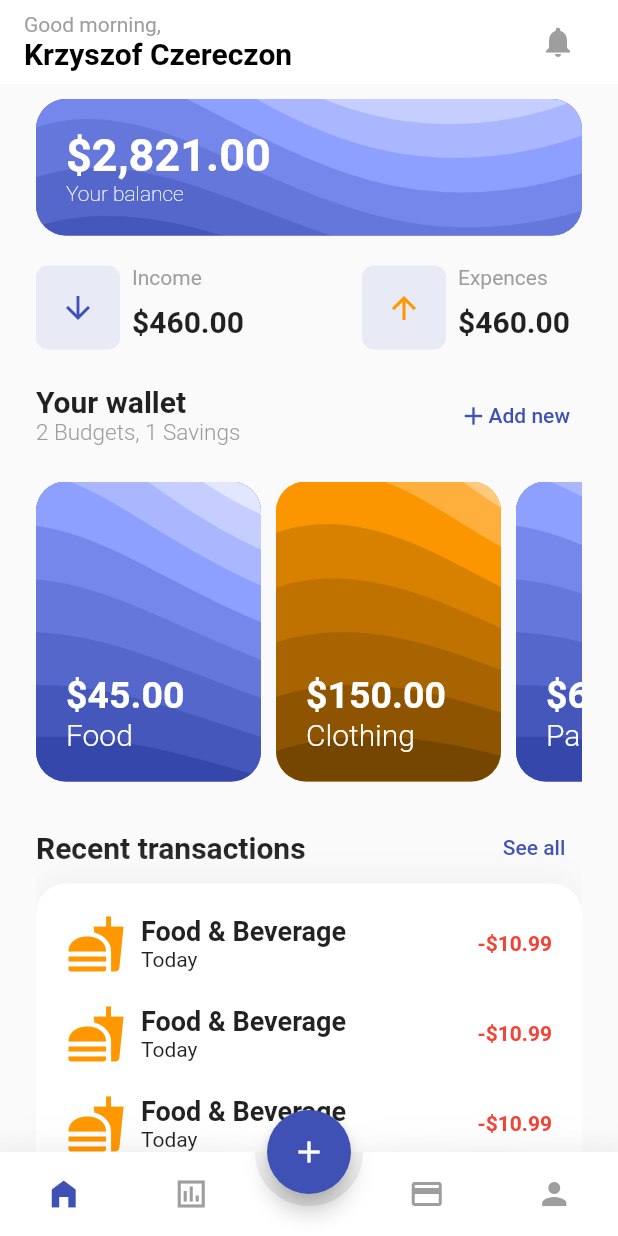
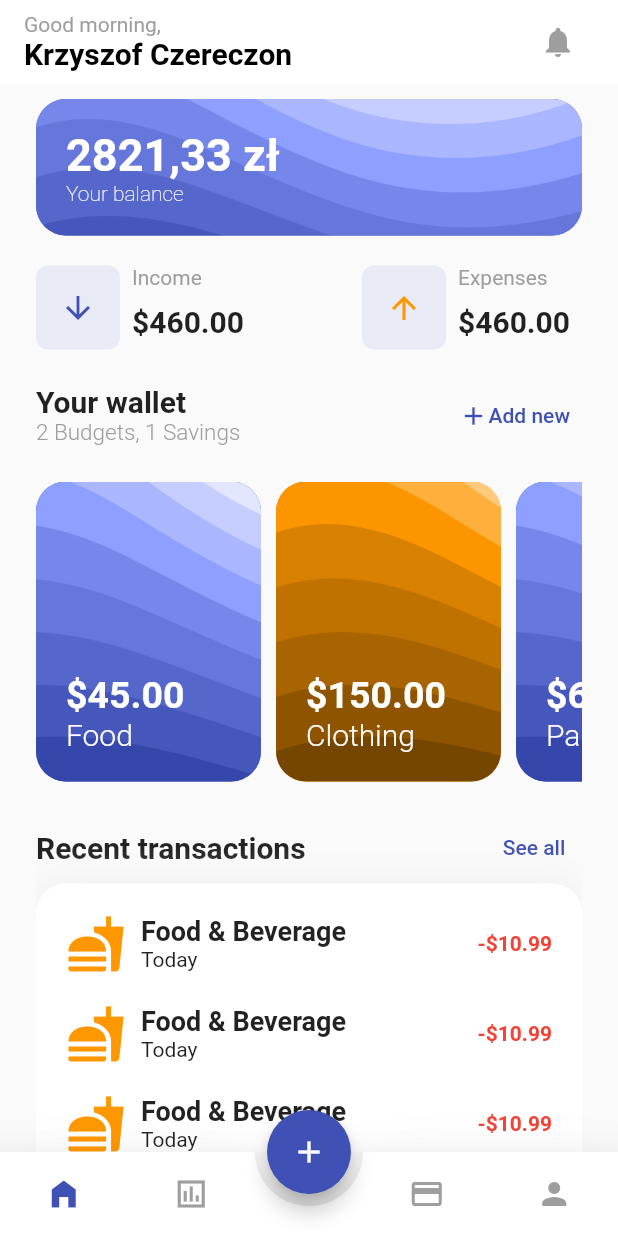
Before and after one commit to kczereczon/budgetapp_flutter, a Flutter app: the screen it shows after launch, on a phone screen of 412 x 824 dp. Run offline on Flutter 3.47's test engine with Material 2 defaults, Android fonts, the phone set to English and light mode, and no system bars; drawn by our look-alikes of animated_bottom_navigation_bar.

Commit message:
addec converter cleaning up home

```diff
--- /dev/null
+++ b/lib/home/budget-banner.dart
@@ -0,0 +1,43 @@
+import 'package:flutter/material.dart';
+
+class SummaryBanner extends StatelessWidget {
+  final String money;
+
+  const SummaryBanner(this.money, {Key? key}) : super(key: key);
+
+  @override
+  Widget build(BuildContext context) {
+    return Container(
+      decoration: const BoxDecoration(
+          color: Colors.indigo,
+          image: DecorationImage(
+              fit: BoxFit.cover,
+              image: AssetImage('images/1.png'),
+              colorFilter: ColorFilter.mode(Colors.indigo, BlendMode.color)),
+          borderRadius: BorderRadius.all(Radius.circular(20))),
+      child: Padding(
+        padding: const EdgeInsets.all(20.0),
+        child: Row(
+          children: [
+            Column(
+                crossAxisAlignment: CrossAxisAlignment.start,
+                children: [
+                  Text(
+                    money,
+                    style: const TextStyle(
+                        color: Colors.white,
+                        fontWeight: FontWeight.bold,
+                        fontSize: 30),
+                  ),
+                  const Text(
+                    "Your balance",
+                    style: TextStyle(
+                        color: Colors.white, fontWeight: FontWeight.w200),
+                  )
+                ])
+          ],
+        ),
+      ),
+    );
+  }
+}
--- /dev/null
+++ b/lib/home/home.dart
@@ -0,0 +1 @@
+export 'budget-banner.dart';
--- a/lib/main.dart
+++ b/lib/main.dart
@@ -1,5 +1,7 @@
 import 'package:animated_bottom_navigation_bar/animated_bottom_navigation_bar.dart';
 import 'package:flutter/material.dart';
+import 'package:letbudget/home/home.dart';
+import 'package:letbudget/utils/utils.dart';
 
 void main() {
   runApp(const MyApp());
@@ -56,6 +58,7 @@ class MyHomePage extends StatefulWidget {
 class _MyHomePageState extends State<MyHomePage> {
   int _counter = 0;
   int _bottomNavIndex = 0;
+  Converter converter = Converter.pln();
 
   void _incrementCounter() {
     setState(() {
@@ -79,7 +82,12 @@ class _MyHomePageState extends State<MyHomePage> {
     return Scaffold(
       floatingActionButtonLocation: FloatingActionButtonLocation.centerDocked,
       bottomNavigationBar: AnimatedBottomNavigationBar(
-        icons: [Icons.home_filled, Icons.insert_chart_outlined_sharp, Icons.credit_card, Icons.person],
+        icons: const [
+          Icons.home_filled,
+          Icons.insert_chart_outlined_sharp,
+          Icons.credit_card,
+          Icons.person
+        ],
         activeIndex: _bottomNavIndex,
         gapLocation: GapLocation.center,
         activeColor: Colors.indigo,
@@ -120,119 +128,17 @@ class _MyHomePageState extends State<MyHomePage> {
         padding: const EdgeInsets.symmetric(horizontal: 24.0),
         child: ListView(
           children: <Widget>[
-            SizedBox(height: 10,),
-            Container(
-              decoration: const BoxDecoration(
-                  color: Colors.indigo,
-                  image: DecorationImage(
-                      fit: BoxFit.cover,
-                      image: AssetImage('images/1.png'),
-                      colorFilter:
-                          ColorFilter.mode(Colors.indigo, BlendMode.color)),
-                  borderRadius: BorderRadius.all(Radius.circular(20))),
-              child: Padding(
-                padding: const EdgeInsets.all(20.0),
-                child: Row(
-                  children: [
-                    Column(
-                        crossAxisAlignment: CrossAxisAlignment.start,
-                        children: const [
-                          Text(
-                            "\$2,821.00",
-                            style: TextStyle(
-                                color: Colors.white,
-                                fontWeight: FontWeight.bold,
-                                fontSize: 30),
+            const SizedBox(
+              height: 10,
             ),
-                          Text(
-                            "Your balance",
-                            style: TextStyle(
-                                color: Colors.white,
-                                fontWeight: FontWeight.w200),
-                          )
-                        ])
-                  ],
+            SummaryBanner(
+             converter.formatValue(282133),
             ),
-              ),
-            ),
-            SizedBox(
+            const SizedBox(
               height: 20,
             ),
-            Row(
-              mainAxisAlignment: MainAxisAlignment.spaceBetween,
-              children: [
-                Wrap(
-                  children: [
-                    Container(
-                      decoration: BoxDecoration(
-                        color: Colors.indigo.shade50,
-                        borderRadius: BorderRadius.all(Radius.circular(8)),
-                      ),
-                      child: const Padding(
-                        padding: EdgeInsets.all(16.0),
-                        child: Icon(
-                          Icons.arrow_downward,
-                          color: Colors.indigo,
-                        ),
-                      ),
-                    ),
-                    Padding(
-                      padding: const EdgeInsets.symmetric(horizontal: 8.0),
-                      child: Column(
-                        crossAxisAlignment: CrossAxisAlignment.start,
-                        children: [
-                          Text("Income", style: TextStyle(color: Colors.grey)),
-                          SizedBox(
-                            height: 10,
-                          ),
-                          Text(
-                            "\$460.00",
-                            style: TextStyle(
-                                fontWeight: FontWeight.bold, fontSize: 20),
-                          )
-                        ],
-                      ),
-                    )
-                  ],
-                ),
-                Wrap(
-                  children: [
-                    Container(
-                      decoration: BoxDecoration(
-                        color: Colors.indigo.shade50,
-                        borderRadius: BorderRadius.all(Radius.circular(8)),
-                      ),
-                      child: const Padding(
-                        padding: EdgeInsets.all(16.0),
-                        child: Icon(
-                          Icons.arrow_upward,
-                          color: Colors.orange,
-                        ),
-                      ),
-                    ),
-                    Padding(
-                      padding: const EdgeInsets.symmetric(horizontal: 8.0),
-                      child: Column(
-                        crossAxisAlignment: CrossAxisAlignment.start,
-                        children: [
-                          Text("Expences",
-                              style: TextStyle(color: Colors.grey)),
-                          SizedBox(
-                            height: 10,
-                          ),
-                          Text(
-                            "\$460.00",
-                            style: TextStyle(
-                                fontWeight: FontWeight.bold, fontSize: 20),
-                          )
-                        ],
-                      ),
-                    )
-                  ],
-                ),
-              ],
-            ),
-            SizedBox(
+            const IncomeExpensesSection(income: 46900, expenses: 10000),
+            const SizedBox(
               height: 20,
             ),
             Row(
@@ -240,7 +146,7 @@ class _MyHomePageState extends State<MyHomePage> {
               children: [
                 Column(
                   crossAxisAlignment: CrossAxisAlignment.start,
-                  children: [
+                  children: const [
                     Text(
                       "Your wallet",
                       style:
@@ -258,7 +164,7 @@ class _MyHomePageState extends State<MyHomePage> {
                 TextButton(
                     onPressed: () => print("add new wallet"),
                     child: Row(
-                      children: [
+                      children: const [
                         Icon(
                           Icons.add,
                           size: 20,
@@ -310,14 +216,14 @@ class _MyHomePageState extends State<MyHomePage> {
                         ],
                       ),
                     ),
-                    SizedBox(
+                    const SizedBox(
                       width: 10,
                     ),
                     Container(
                       width: 150,
                       height: 100,
-                      padding: EdgeInsets.all(20),
-                      decoration: BoxDecoration(
+                      padding: const EdgeInsets.all(20),
+                      decoration: const BoxDecoration(
                           image: DecorationImage(
                               image: AssetImage('images/1.png'),
                               fit: BoxFit.cover,
@@ -330,7 +236,7 @@ class _MyHomePageState extends State<MyHomePage> {
                       child: Column(
                         mainAxisAlignment: MainAxisAlignment.end,
                         crossAxisAlignment: CrossAxisAlignment.start,
-                        children: [
+                        children: const [
                           Text(
                             "\$150.00",
                             style: TextStyle(
@@ -348,14 +254,14 @@ class _MyHomePageState extends State<MyHomePage> {
                         ],
                       ),
                     ),
-                    SizedBox(
+                    const SizedBox(
                       width: 10,
                     ),
                     Container(
                       width: 150,
                       height: 100,
-                      padding: EdgeInsets.all(20),
-                      decoration: BoxDecoration(
+                      padding: const EdgeInsets.all(20),
+                      decoration: const BoxDecoration(
                           image: DecorationImage(
                               fit: BoxFit.fitHeight,
                               image: AssetImage('images/1.png'),
@@ -367,7 +273,7 @@ class _MyHomePageState extends State<MyHomePage> {
                       child: Column(
                         mainAxisAlignment: MainAxisAlignment.end,
                         crossAxisAlignment: CrossAxisAlignment.start,
-                        children: [
+                        children: const [
                           Text(
                             "\$60.00",
                             style: TextStyle(
@@ -387,7 +293,7 @@ class _MyHomePageState extends State<MyHomePage> {
                     ),
                   ],
                 )),
-            SizedBox(
+            const SizedBox(
               height: 20,
             ),
             Row(
@@ -395,7 +301,7 @@ class _MyHomePageState extends State<MyHomePage> {
               children: [
                 Column(
                   crossAxisAlignment: CrossAxisAlignment.start,
-                  children: [
+                  children: const [
                     Text(
                       "Recent transactions",
                       style:
@@ -406,12 +312,12 @@ class _MyHomePageState extends State<MyHomePage> {
                 TextButton(
                     onPressed: () => print("see all"),
                     child: Row(
-                      children: [Text("See all")],
+                      children: const [Text("See all")],
                     ))
               ],
             ),
             Container(
-              padding: EdgeInsets.all(20),
+              padding: const EdgeInsets.all(20),
               decoration: BoxDecoration(
                   boxShadow: [
                     BoxShadow(
@@ -419,7 +325,7 @@ class _MyHomePageState extends State<MyHomePage> {
                         spreadRadius: 0,
                         blurRadius: 20)
                   ],
-                  borderRadius: BorderRadius.all(Radius.circular(20)),
+                  borderRadius: const BorderRadius.all(Radius.circular(20)),
                   color: Colors.white),
               child: Column(
                 children: [
@@ -427,7 +333,7 @@ class _MyHomePageState extends State<MyHomePage> {
                     child: Row(
                       mainAxisAlignment: MainAxisAlignment.spaceBetween,
                       children: [
-                        Icon(
+                        const Icon(
                           Icons.fastfood,
                           color: Colors.orange,
                           size: 40,
@@ -438,7 +344,7 @@ class _MyHomePageState extends State<MyHomePage> {
                                 const EdgeInsets.symmetric(horizontal: 10.0),
                             child: Column(
                                 crossAxisAlignment: CrossAxisAlignment.start,
-                                children: [
+                                children: const [
                                   Text(
                                     "Food & Beverage",
                                     style: TextStyle(
@@ -449,7 +355,7 @@ class _MyHomePageState extends State<MyHomePage> {
                                 ]),
                           ),
                         ),
-                        Text(
+                        const Text(
                           "-\$10.99",
                           style: TextStyle(
                               color: Colors.red, fontWeight: FontWeight.bold),
@@ -457,14 +363,14 @@ class _MyHomePageState extends State<MyHomePage> {
                       ],
                     ),
                   ),
-                  SizedBox(
+                  const SizedBox(
                     height: 20,
                   ),
                   Container(
                     child: Row(
                       mainAxisAlignment: MainAxisAlignment.spaceBetween,
                       children: [
-                        Icon(
+                        const Icon(
                           Icons.fastfood,
                           color: Colors.orange,
                           size: 40,
@@ -475,7 +381,7 @@ class _MyHomePageState extends State<MyHomePage> {
                                 const EdgeInsets.symmetric(horizontal: 10.0),
                             child: Column(
                                 crossAxisAlignment: CrossAxisAlignment.start,
-                                children: [
+                                children: const [
                                   Text(
                                     "Food & Beverage",
                                     style: TextStyle(
@@ -486,7 +392,7 @@ class _MyHomePageState extends State<MyHomePage> {
                                 ]),
                           ),
                         ),
-                        Text(
+                        const Text(
                           "-\$10.99",
                           style: TextStyle(
                               color: Colors.red, fontWeight: FontWeight.bold),
@@ -494,14 +400,14 @@ class _MyHomePageState extends State<MyHomePage> {
                       ],
                     ),
                   ),
-                  SizedBox(
+                  const SizedBox(
                     height: 20,
                   ),
                   Container(
                     child: Row(
                       mainAxisAlignment: MainAxisAlignment.spaceBetween,
                       children: [
-                        Icon(
+                        const Icon(
                           Icons.fastfood,
                           color: Colors.orange,
                           size: 40,
@@ -512,7 +418,7 @@ class _MyHomePageState extends State<MyHomePage> {
                                 const EdgeInsets.symmetric(horizontal: 10.0),
                             child: Column(
                                 crossAxisAlignment: CrossAxisAlignment.start,
-                                children: [
+                                children: const [
                                   Text(
                                     "Food & Beverage",
                                     style: TextStyle(
@@ -523,7 +429,7 @@ class _MyHomePageState extends State<MyHomePage> {
                                 ]),
                           ),
                         ),
-                        Text(
+                        const Text(
                           "-\$10.99",
                           style: TextStyle(
                               color: Colors.red, fontWeight: FontWeight.bold),
@@ -531,14 +437,14 @@ class _MyHomePageState extends State<MyHomePage> {
                       ],
                     ),
                   ),
-                  SizedBox(
+                  const SizedBox(
                     height: 20,
                   ),
                   Container(
                     child: Row(
                       mainAxisAlignment: MainAxisAlignment.spaceBetween,
                       children: [
-                        Icon(
+                        const Icon(
                           Icons.fastfood,
                           color: Colors.orange,
                           size: 40,
@@ -549,7 +455,7 @@ class _MyHomePageState extends State<MyHomePage> {
                                 const EdgeInsets.symmetric(horizontal: 10.0),
                             child: Column(
                                 crossAxisAlignment: CrossAxisAlignment.start,
-                                children: [
+                                children: const [
                                   Text(
                                     "Food & Beverage",
                                     style: TextStyle(
@@ -560,7 +466,7 @@ class _MyHomePageState extends State<MyHomePage> {
                                 ]),
                           ),
                         ),
-                        Text(
+                        const Text(
                           "-\$10.99",
                           style: TextStyle(
                               color: Colors.red, fontWeight: FontWeight.bold),
@@ -568,14 +474,13 @@ class _MyHomePageState extends State<MyHomePage> {
                       ],
                     ),
                   ),
-                  SizedBox(
+                  const SizedBox(
                     height: 20,
                   ),
-                  Container(
-                    child: Row(
+                  Row(
                     mainAxisAlignment: MainAxisAlignment.spaceBetween,
                     children: [
-                        Icon(
+                      const Icon(
                         Icons.fastfood,
                         color: Colors.orange,
                         size: 40,
@@ -586,7 +491,7 @@ class _MyHomePageState extends State<MyHomePage> {
                               const EdgeInsets.symmetric(horizontal: 10.0),
                           child: Column(
                               crossAxisAlignment: CrossAxisAlignment.start,
-                                children: [
+                              children: const [
                                 Text(
                                   "Food & Beverage",
                                   style: TextStyle(
@@ -597,22 +502,21 @@ class _MyHomePageState extends State<MyHomePage> {
                               ]),
                         ),
                       ),
-                        Text(
+                      const Text(
                         "-\$10.99",
                         style: TextStyle(
                             color: Colors.red, fontWeight: FontWeight.bold),
                       )
                     ],
                   ),
-                  ),
-                  SizedBox(
+                  const SizedBox(
                     height: 20,
                   ),
                   Container(
                     child: Row(
                       mainAxisAlignment: MainAxisAlignment.spaceBetween,
                       children: [
-                        Icon(
+                        const Icon(
                           Icons.fastfood,
                           color: Colors.orange,
                           size: 40,
@@ -623,7 +527,7 @@ class _MyHomePageState extends State<MyHomePage> {
                                 const EdgeInsets.symmetric(horizontal: 10.0),
                             child: Column(
                                 crossAxisAlignment: CrossAxisAlignment.start,
-                                children: [
+                                children: const [
                                   Text(
                                     "Food & Beverage",
                                     style: TextStyle(
@@ -634,7 +538,7 @@ class _MyHomePageState extends State<MyHomePage> {
                                 ]),
                           ),
                         ),
-                        Text(
+                        const Text(
                           "-\$10.99",
                           style: TextStyle(
                               color: Colors.red, fontWeight: FontWeight.bold),
@@ -642,7 +546,7 @@ class _MyHomePageState extends State<MyHomePage> {
                       ],
                     ),
                   ),
-                  SizedBox(
+                  const SizedBox(
                     height: 20,
                   ),
                 ],
@@ -659,3 +563,92 @@ class _MyHomePageState extends State<MyHomePage> {
     );
   }
 }
+
+class IncomeExpensesSection extends StatelessWidget {
+  final int income;
+  final int expenses;
+
+  const IncomeExpensesSection({
+    required this.income,
+    required this.expenses,
+    Key? key,
+  }) : super(key: key);
+
+  @override
+  Widget build(BuildContext context) {
+    return Row(
+      mainAxisAlignment: MainAxisAlignment.spaceBetween,
+      children: [
+        Wrap(
+          children: [
+            Container(
+              decoration: BoxDecoration(
+                color: Colors.indigo.shade50,
+                borderRadius: const BorderRadius.all(Radius.circular(8)),
+              ),
+              child: const Padding(
+                padding: EdgeInsets.all(16.0),
+                child: Icon(
+                  Icons.arrow_downward,
+                  color: Colors.indigo,
+                ),
+              ),
+            ),
+            Padding(
+              padding: const EdgeInsets.symmetric(horizontal: 8.0),
+              child: Column(
+                crossAxisAlignment: CrossAxisAlignment.start,
+                children: const [
+                  Text("Income", style: TextStyle(color: Colors.grey)),
+                  SizedBox(
+                    height: 10,
+                  ),
+                  Text(
+                    "\$460.00",
+                    style: TextStyle(
+                        fontWeight: FontWeight.bold, fontSize: 20),
+                  )
+                ],
+              ),
+            )
+          ],
+        ),
+        Wrap(
+          children: [
+            Container(
+              decoration: BoxDecoration(
+                color: Colors.indigo.shade50,
+                borderRadius: const BorderRadius.all(Radius.circular(8)),
+              ),
+              child: const Padding(
+                padding: EdgeInsets.all(16.0),
+                child: Icon(
+                  Icons.arrow_upward,
+                  color: Colors.orange,
+                ),
+              ),
+            ),
+            Padding(
+              padding: const EdgeInsets.symmetric(horizontal: 8.0),
+              child: Column(
+                crossAxisAlignment: CrossAxisAlignment.start,
+                children: const [
+                  Text("Expenses",
+                      style: TextStyle(color: Colors.grey)),
+                  SizedBox(
+                    height: 10,
+                  ),
+                  Text(
+                    "\$460.00",
+                    style: TextStyle(
+                        fontWeight: FontWeight.bold, fontSize: 20),
+                  )
+                ],
+              ),
+            )
+          ],
+        ),
+      ],
+    );
+  }
+}
--- /dev/null
+++ b/lib/utils/converter.dart
@@ -0,0 +1,31 @@
+class Converter {
+  late final String currency;
+  late final String format;
+
+  Converter({required this.currency, required this.format});
+
+  Converter.usd() {
+    currency = "\$";
+    format = "{s}{d}.{f}";
+  }
+
+  Converter.pln() {
+    currency = "zł";
+    format = "{d},{f} {s}";
+  }
+
+  String formatValue(int value) {
+    double float = value / 100;
+    int integer = float.floor();
+    int fractional = value - integer*100;
+
+
+    String formatted = format;
+    formatted = formatted.replaceAll("{s}", currency);
+    formatted = formatted.replaceAll("{d}", integer.toString());
+    formatted = formatted.replaceAll("{f}", fractional.toString().padLeft(2, '0'));
+
+    return formatted;
+  }
+
+}
--- /dev/null
+++ b/lib/utils/utils.dart
@@ -0,0 +1 @@
+export 'converter.dart';
```
Also changed, not shown: images/food.jpg (added). Lines whose indentation alone changed are shown as unchanged.
